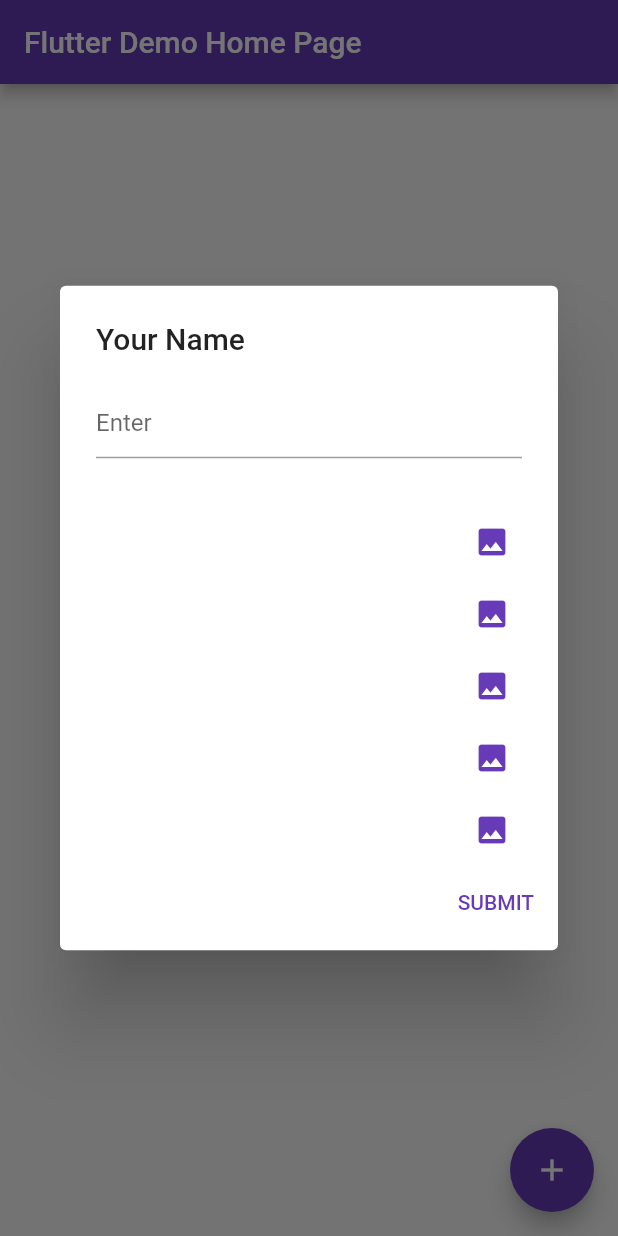
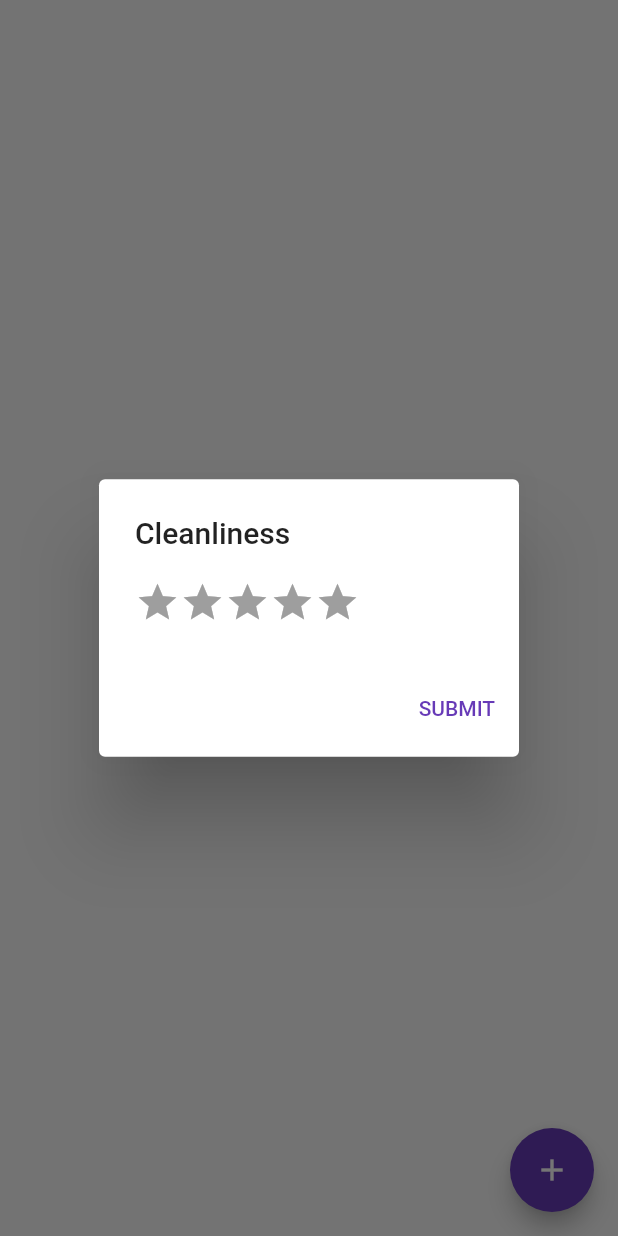
Before and after one commit to FLSH35/UserRatingService, a Flutter app: the screen it shows after launch, after a tap on the "add" icon, on a phone screen of 412 x 824 dp. Run offline on Flutter 3.47's test engine with Material 2 defaults, Android fonts, the phone set to English and light mode, and no system bars; drawn by our look-alikes of flutter_rating_bar.

Commit message:
implemented widget, which returns rating-list

```diff
--- a/lib/main.dart
+++ b/lib/main.dart
@@ -1,4 +1,5 @@
 import 'package:flutter/material.dart';
+import 'my_home_page.dart';
 
 void main() {
   runApp(const MyApp());
@@ -17,124 +18,13 @@ class MyApp extends StatelessWidget {
         ),
       ),
       home: MyHomePage(
-        title: 'Flutter Demo Home Page',
+        title: 'popup',
+        onSubmit: (
+            List<double> ratings) =>
+            print("Cleanilesss " + ratings[0].toString() +
+                " Availability " + ratings[1].toString() +
+                " Overall Experience " + ratings[2].toString()),
       ),
     );
   }
 }
-
-class MyHomePage extends StatefulWidget {
-  const MyHomePage({Key? key, required this.title}) : super(key: key);
-
-  final String title;
-
-  @override
-  _MyHomePageState createState() => _MyHomePageState();
-}
-
-class _MyHomePageState extends State<MyHomePage> {
-  int _counter = 0;
-
-  void _incrementCounter() {
-    setState(() {
-      _counter++;
-    });
-  }
-
-  @override
-  Widget build(BuildContext context) {
-    return Scaffold(
-      appBar: AppBar(
-        backgroundColor: Theme.of(context).colorScheme.primary,
-        title: Text(widget.title),
-      ),
-      body: Center(
-        child: Column(
-          mainAxisAlignment: MainAxisAlignment.center,
-          children: <Widget>[
-
-
-
-          ],
-        ),
-      ),
-      floatingActionButton: FloatingActionButton(
-        onPressed: () {_incrementCounter; showPopup(context);},
-        tooltip: 'Increment',
-        child: const Icon(Icons.add),
-      ),
-    );
-  }
-
-  Future<void> showPopup(BuildContext context) async {
-    await showDialog(
-      context: context,
-      builder: (context) => AlertDialog(
-        title: const Text('Your Name'),
-        content: TextField(
-          decoration: InputDecoration(hintText: 'Enter'),
-        ),
-        actions: [
-          TextButton.icon(
-            icon: Icon(Icons.image),
-            label: const Text(''),
-            onPressed: () {
-              // Handle image button press
-              // You can implement image uploading logic here
-              Navigator.of(context).pop(); // Close the dialog
-            },
-          ),
-          TextButton.icon(
-            icon: Icon(Icons.image),
-            label: const Text(''),
-            onPressed: () {
-              // Handle image button press
-              // You can implement image uploading logic here
-              Navigator.of(context).pop(); // Close the dialog
-            },
-          ),
-
-
-
-          TextButton.icon(
-            icon: Icon(Icons.image),
-            label: const Text(''),
-            onPressed: () {
-              // Handle image button press
-              // You can implement image uploading logic here
-              Navigator.of(context).pop(); // Close the dialog
-            },
-          ),
-          TextButton.icon(
-            icon: Icon(Icons.image),
-            label: const Text(''),
-            onPressed: () {
-              // Handle image button press
-              // You can implement image uploading logic here
-              Navigator.of(context).pop(); // Close the dialog
-            },
-          ),
-          TextButton.icon(
-            icon: Icon(Icons.image),
-            label: const Text(''),
-            onPressed: () {
-              // Handle image button press
-              // You can implement image uploading logic here
-              Navigator.of(context).pop(); // Close the dialog
-            },
-          ),
-
-          TextButton(
-            child: const Text('SUBMIT'),
-            onPressed: () {
-              // Handle submit button press
-              // You can access the entered text using the TextField controller or by maintaining a variable in the parent widget's state
-              Navigator.of(context).pop(); // Close the dialog
-            },
-          ),
-        ],
-      ),
-    );
-  }
-
-}
--- /dev/null
+++ b/lib/my_home_page.dart
@@ -0,0 +1,99 @@
+import 'package:flutter/material.dart';
+import 'package:flutter_rating_bar/flutter_rating_bar.dart';
+
+class MyHomePage extends StatefulWidget {
+  final String title;
+  final Function(List<double>) onSubmit;
+
+  MyHomePage({
+    Key? key,
+    required this.title,
+    required this.onSubmit,
+  }) : super(key: key);
+
+  @override
+  _MyHomePageState createState() => _MyHomePageState();
+}
+
+class _MyHomePageState extends State<MyHomePage> {
+  void showPopup(BuildContext context) async {
+    List<String> popupTitles = ['Cleanliness', 'Availability', 'Overall Experience'];
+    List<double> ratings = [0, 0, 0];
+
+    for (int i = 0; i < 3; i++) {
+      await showDialog(
+        context: context,
+        builder: (context) => RatingPopup(
+          title: popupTitles[i],
+          initialRating: ratings[i],
+          onRatingUpdate: (rating) {
+            setState(() {
+              ratings[i] = rating;
+            });
+          },
+        ),
+      );
+    }
+    widget.onSubmit(ratings);
+  }
+
+  @override
+  Widget build(BuildContext context) {
+    return Scaffold(
+      body: Center(
+        child: Column(
+          mainAxisAlignment: MainAxisAlignment.center,
+          children: <Widget>[],
+        ),
+      ),
+      floatingActionButton: FloatingActionButton(
+        onPressed: () {
+          showPopup(context);
+        },
+        tooltip: 'Increment',
+        child: const Icon(Icons.add),
+      ),
+    );
+  }
+}
+
+class RatingPopup extends StatelessWidget {
+  final String title;
+  final double initialRating;
+  final ValueChanged<double> onRatingUpdate;
+
+  const RatingPopup({
+    Key? key,
+    required this.title,
+    required this.initialRating,
+    required this.onRatingUpdate,
+  }) : super(key: key);
+
+  @override
+  Widget build(BuildContext context) {
+    return AlertDialog(
+      title: Text(title),
+      content: RatingBar.builder(
+        initialRating: initialRating,
+        minRating: 1,
+        direction: Axis.horizontal,
+        allowHalfRating: false,
+        itemCount: 5,
+        itemSize: 30,
+        itemBuilder: (context, _) => const Icon(
+          Icons.star,
+          color: Colors.amber,
+        ),
+        onRatingUpdate: onRatingUpdate,
+      ),
+      actions: [
+        TextButton(
+          child: const Text('SUBMIT'),
+          onPressed: () {
+            Navigator.of(context).pop(); // Close the dialog
+          },
+        ),
+      ],
+    );
+  }
+}
--- /dev/null
+++ b/lib/rating_widget.dart
@@ -0,0 +1,2 @@
+import 'package:flutter/cupertino.dart';
+import 'package:flutter_rating_bar/flutter_rating_bar.dart';
--- a/pubspec.yaml
+++ b/pubspec.yaml
@@ -28,6 +28,7 @@ environment:
 # the latest version available on pub.dev. To see which dependencies have newer
 # versions available, run `flutter pub outdated`.
 dependencies:
+
   flutter:
     sdk: flutter
 
@@ -35,6 +36,7 @@ dependencies:
   # The following adds the Cupertino Icons font to your application.
   # Use with the CupertinoIcons class for iOS style icons.
   cupertino_icons: ^1.0.2
+  flutter_rating_bar: ^4.0.1
 
 dev_dependencies:
   flutter_test:
```
Also changed, not shown: pubspec.lock.
